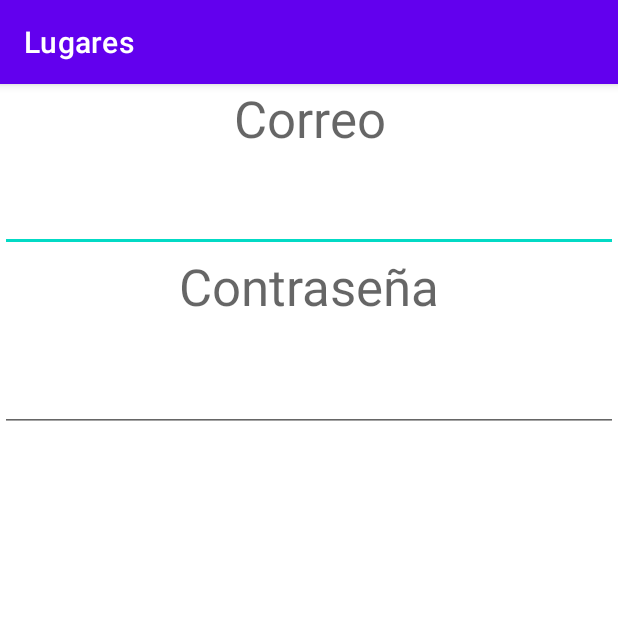
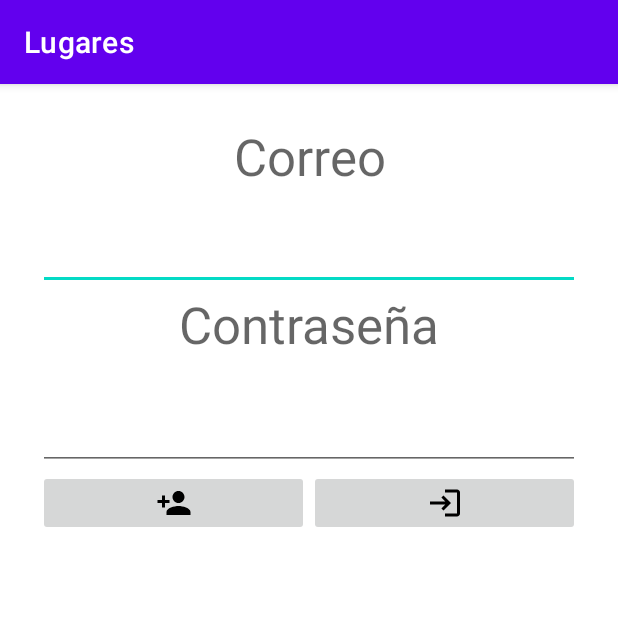
Before and after one commit to Paniagua114/Lugares, an Android app: the screen it shows after launch (MainActivity), on a phone screen of 412 x 824 dp, the top half of it. Run offline under Robolectric (Android 15) with nearby library versions, the phone set to English and light mode, and no system bars; our stand-ins replace Firebase (no records; nobody signed in at launch, a user with empty details on screens opened directly).

```diff
--- a/app/src/main/java/com/example/lugares/MainActivity.kt
+++ b/app/src/main/java/com/example/lugares/MainActivity.kt
@@ -2,10 +2,94 @@ package com.example.lugares
 
 import androidx.appcompat.app.AppCompatActivity
 import android.os.Bundle
+import android.content.Intent
+import android.util.Log
+import android.widget.Toast
+import com.example.lugares.databinding.ActivityMainBinding
+import com.google.firebase.FirebaseApp
+import com.google.firebase.auth.FirebaseAuth
+import com.google.firebase.auth.FirebaseUser
+import com.google.firebase.auth.ktx.auth
+import com.google.firebase.ktx.Firebase
+import kotlin.math.log
+
 
 class MainActivity : AppCompatActivity() {
+    private lateinit var auth: FirebaseAuth
+    private lateinit var binding: ActivityMainBinding
+
     override fun onCreate(savedInstanceState: Bundle?) {
         super.onCreate(savedInstanceState)
-        setContentView(R.layout.activity_main)
+        //setContentView(R.layout.activity_main)
+
+        binding = ActivityMainBinding.inflate(layoutInflater)
+        setContentView(binding.root)
+        FirebaseApp.initializeApp(this)
+        auth = Firebase.auth
+
+        binding.btLogin.setOnClickListener() {
+            hacerlogin();
+        }
+        binding.btRegister.setOnClickListener() {
+            hacerRegister();
+        }
+
+    }
+
+    private fun hacerRegister() {
+
+        var email = binding.etMail.text.toString()
+        var clave = binding.etClave.text.toString()
+
+        auth.createUserWithEmailAndPassword(email, clave)
+            .addOnCompleteListener(this) { task ->
+                if (task.isSuccessful) {
+                    Log.d("Creando usuario", "Usuario registrado")
+                    val user = auth.currentUser
+                    if (user != null) {
+                        actualiza(user)
+                    }
+                } else {
+                    Log.d("Creando usuario", "Creacion fallida")
+                    Toast.makeText(baseContext, "Creacion fallida", Toast.LENGTH_LONG).show()
+                    //actualiza(null)
+                }
+
+            }
+    }
+
+    private fun actualiza(user: FirebaseUser?) {
+        if (user != null) {
+            val intent = Intent(this, Principal::class.java)
+            startActivity(intent)
+        }
+    }
+
+    // autenticado no pida mas inicio de sesion a menos que se haga logout
+    public override fun onStart() {
+        super.onStart()
+        val usuario = auth.currentUser
+        actualiza(usuario)
+    }
+
+    private fun hacerlogin() {
+        var email = binding.etMail.text.toString()
+        var clave = binding.etClave.text.toString()
+
+        auth.createUserWithEmailAndPassword(email, clave)
+            .addOnCompleteListener(this) { task ->
+                if (task.isSuccessful) {
+                    Log.d("Autenticando", "Usuario autenticado")
+                    val user = auth.currentUser
+                    if (user != null) {
+                        actualiza(user)
+                    }
+                } else {
+                    Log.d("Autenticando", "Autenticacion fallida")
+                    Toast.makeText(baseContext, "Autenticacion fallida", Toast.LENGTH_LONG).show()
+                    //actualiza(null)
+                }
+
+            }
     }
 }
--- a/app/src/main/res/layout/activity_main.xml
+++ b/app/src/main/res/layout/activity_main.xml
@@ -5,6 +5,7 @@
     android:layout_width="match_parent"
     android:layout_height="match_parent"
     android:orientation="vertical"
+    android:padding="25dp"
     tools:context=".MainActivity">
 
     <TextView
@@ -40,4 +41,25 @@
         android:inputType="textPassword"
         android:textAlignment="center"
         android:textAppearance="@style/TextAppearance.AppCompat.Display1" />
+
+    <LinearLayout
+        android:layout_width="match_parent"
+        android:layout_height="84dp"
+        android:orientation="horizontal" >
+
+        <ImageButton
+            android:id="@+id/bt_register"
+            android:layout_width="wrap_content"
+            android:layout_height="wrap_content"
+            android:layout_weight="1"
+            app:srcCompat="@drawable/ic_register" />
+
+        <ImageButton
+            android:id="@+id/bt_login"
+            android:layout_width="wrap_content"
+            android:layout_height="wrap_content"
+            android:layout_weight="1"
+            app:srcCompat="@drawable/ic_login" />
+
+    </LinearLayout>
 </LinearLayout>
--- a/app/src/main/res/values/themes.xml
+++ b/app/src/main/res/values/themes.xml
@@ -13,4 +13,13 @@
         <item name="android:statusBarColor">?attr/colorPrimaryVariant</item>
         <!-- Customize your theme here. -->
     </style>
+
+    <style name="Theme.Lugares.NoActionBar">
+        <item name="windowActionBar">false</item>
+        <item name="windowNoTitle">true</item>
+    </style>
+
+    <style name="Theme.Lugares.AppBarOverlay" parent="ThemeOverlay.AppCompat.Dark.ActionBar" />
+
+    <style name="Theme.Lugares.PopupOverlay" parent="ThemeOverlay.AppCompat.Light" />
 </resources>
--- a/build.gradle
+++ b/build.gradle
@@ -1,4 +1,8 @@
-// Top-level build file where you can add configuration options common to all sub-projects/modules.
+buildscript {
+    dependencies {
+        classpath 'com.google.gms:google-services:4.3.14'
+    }
+}// Top-level build file where you can add configuration options common to all sub-projects/modules.
 plugins {
     id 'com.android.application' version '7.3.0' apply false
     id 'com.android.library' version '7.3.0' apply false
```
Also changed, not shown: app/build.gradle (+16 -0 lines), app/src/main/AndroidManifest.xml (+9 -0 lines), app/src/main/res/values/strings.xml (+11 -0 lines).
